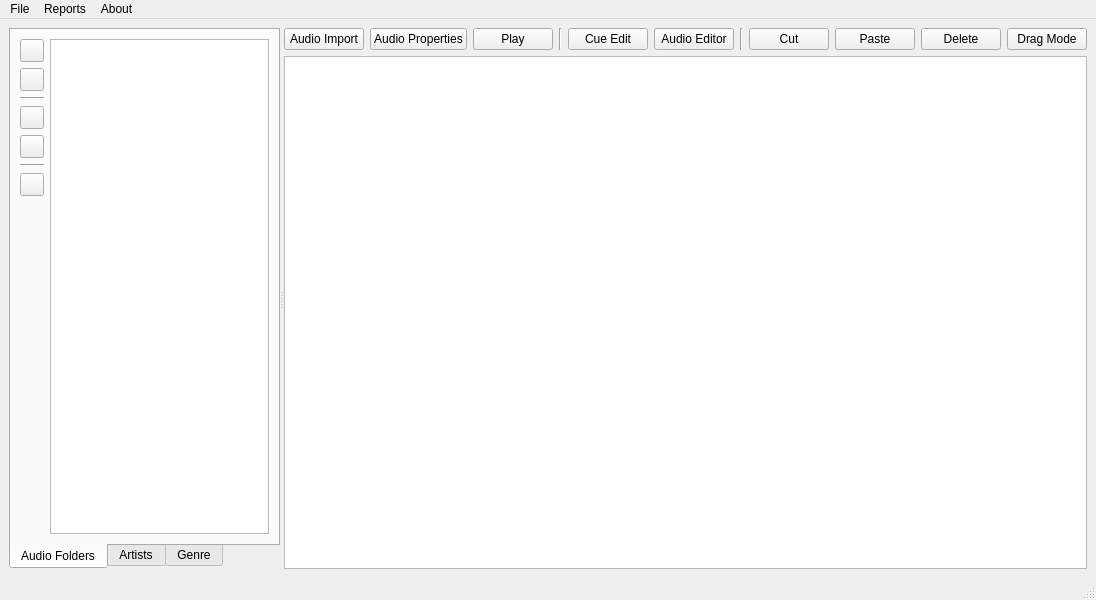
Above: rave/AudioExplorer/mainwindow.ui from pgathogo/raven before the change. Below: the same form after it.
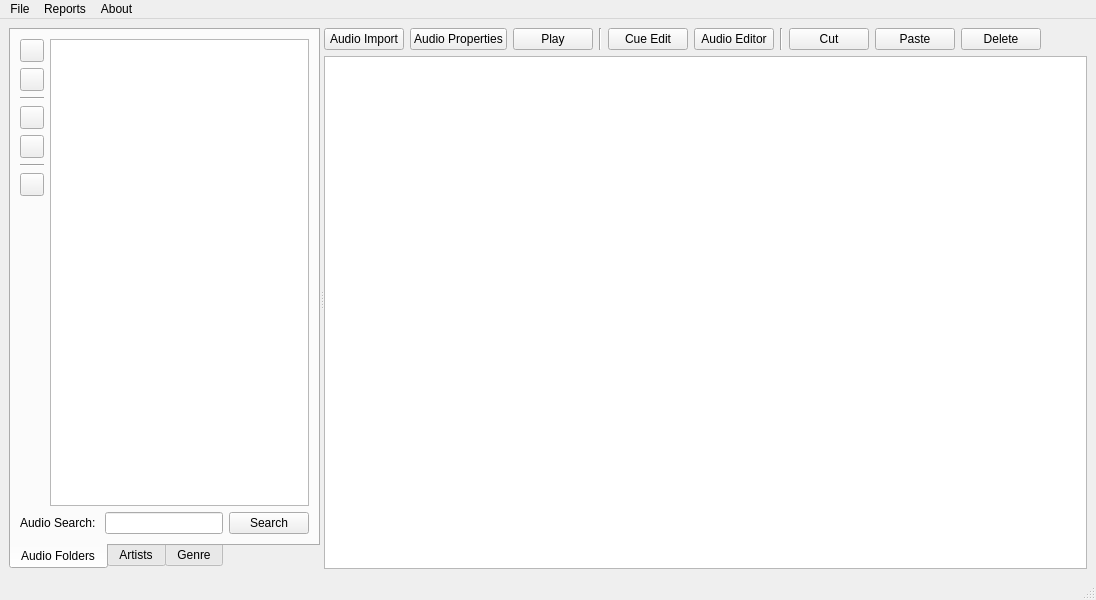
That is the form after the change.

Commit message:
AudioExplorer: Added cut and paste folder feature.
Now you can move folders to other folder locations using the cut
and paste functionality.

Patch:
```diff
--- a/rave/AudioExplorer/mainwindow.ui
+++ b/rave/AudioExplorer/mainwindow.ui
@@ -45,7 +45,10 @@
         </attribute>
         <layout class="QVBoxLayout" name="verticalLayout_5">
          <item>
-          <layout class="QHBoxLayout" name="hlFolder">
+          <layout class="QHBoxLayout" name="hlMessage"/>
+         </item>
+         <item>
+          <layout class="QHBoxLayout" name="horizontalLayout_4">
            <item>
             <layout class="QVBoxLayout" name="verticalLayout_6">
              <item>
@@ -121,6 +124,27 @@
            </item>
           </layout>
          </item>
+         <item>
+          <layout class="QHBoxLayout" name="horizontalLayout_2">
+           <item>
+            <widget class="QLabel" name="label_2">
+             <property name="text">
+              <string>Audio Search: </string>
+             </property>
+            </widget>
+           </item>
+           <item>
+            <widget class="QLineEdit" name="edtSearchAudio"/>
+           </item>
+           <item>
+            <widget class="QPushButton" name="btnSearchAudio">
+             <property name="text">
+              <string>Search</string>
+             </property>
+            </widget>
+           </item>
+          </layout>
+         </item>
         </layout>
        </widget>
        <widget class="QWidget" name="tabArtist">
@@ -262,16 +286,6 @@
             </property>
            </widget>
           </item>
-          <item>
-           <widget class="QPushButton" name="btnDragMode">
-            <property name="text">
-             <string>Drag Mode</string>
-            </property>
-            <property name="checkable">
-             <bool>true</bool>
-            </property>
-           </widget>
-          </item>
           <item>
            <spacer name="horizontalSpacer">
             <property name="orientation">
```
Left out of the diff: 2 changed lines with no effect on the pictures. The commit also changes 17 other files.
